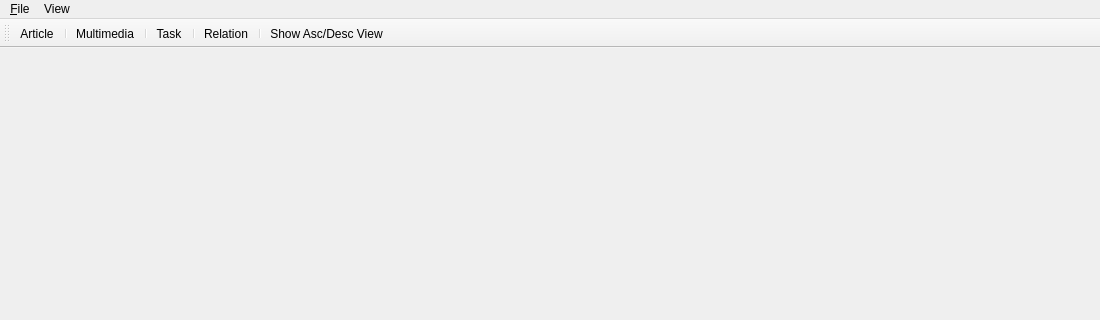
Old version of the form 2.Application/plurinotes/views/v_mainwindow.ui in the repository maxime-lucas/utc-lo21-plurinotes; both pictures show x 0 to 1100 and y 0 to 320 of the 1100 by 600 pixel window.
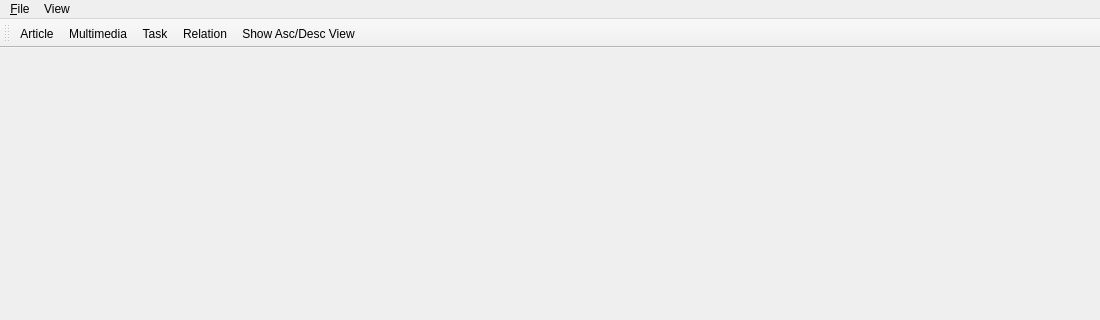
New version of the form. Icons and pictures are not drawn.

Diff of the .ui file:
```diff
--- a/2.Application/plurinotes/views/v_mainwindow.ui
+++ b/2.Application/plurinotes/views/v_mainwindow.ui
@@ -76,13 +76,9 @@
     <bool>false</bool>
    </attribute>
    <addaction name="actionArticle"/>
-   <addaction name="separator"/>
    <addaction name="actionMultimedia"/>
-   <addaction name="separator"/>
    <addaction name="actionTask"/>
-   <addaction name="separator"/>
    <addaction name="actionRelation"/>
-   <addaction name="separator"/>
    <addaction name="actionShow_Asc_Desc_View"/>
   </widget>
   <action name="actionQuit">
```
